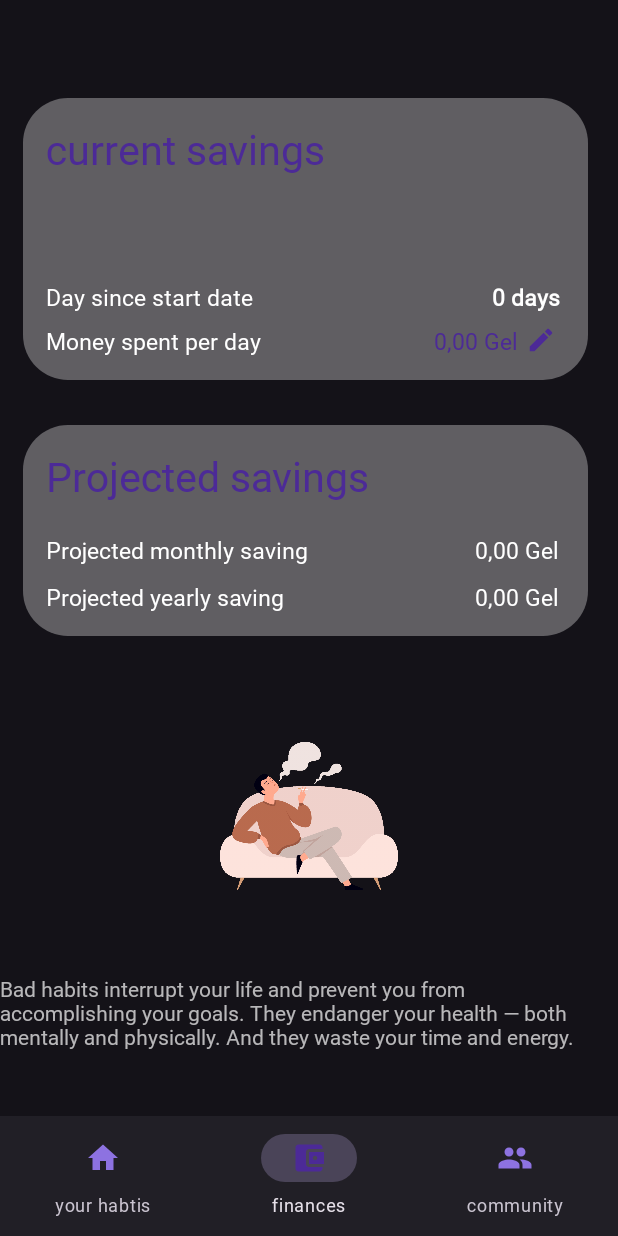
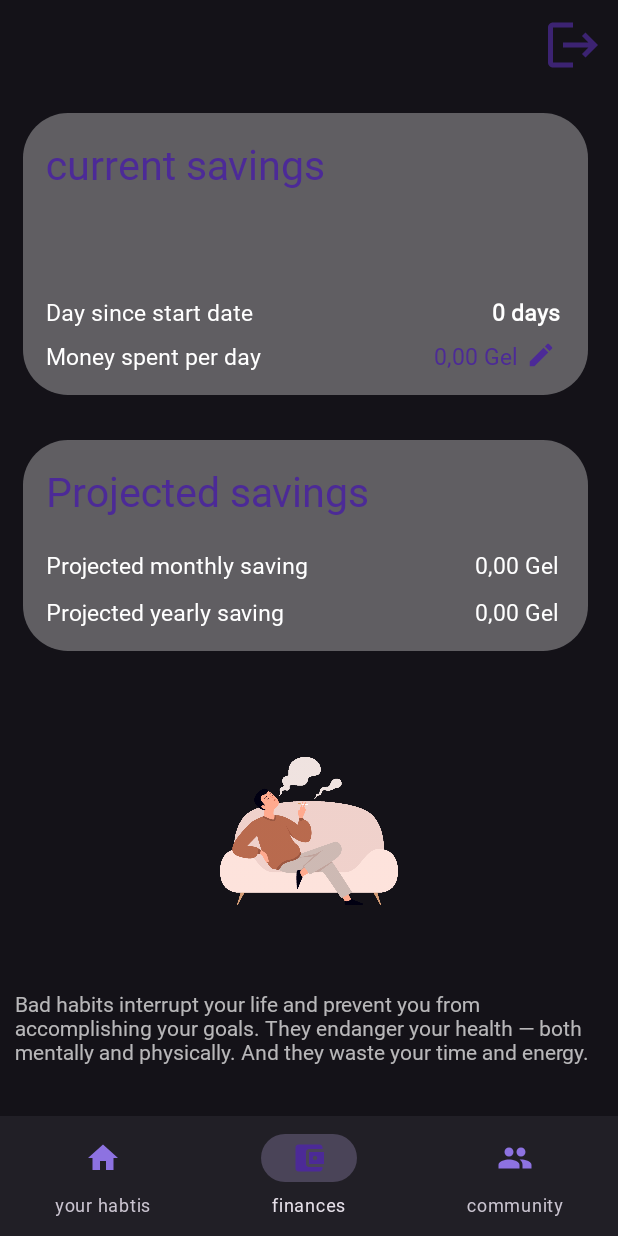
Before and after one commit to SabaGuledani/pinaluri, an Android app: the screen it shows after launch once a user with an empty profile is signed in (MainActivity), item 2 of the bottom bar chosen, on a phone screen of 412 x 824 dp. Run offline under Robolectric (Android 15) with nearby library versions, the phone set to English and light mode, and no system bars; our stand-ins replace Firebase (no records; nobody signed in at launch, a user with empty details on screens opened directly); libraries missing offline, so code that uses them is left out: it.xabaras.android.

Commit message:
dialogebi da logout

```diff
--- a/app/src/main/java/com/saba/spark/ShareRecyclerViewAdapter.kt
+++ b/app/src/main/java/com/saba/spark/ShareRecyclerViewAdapter.kt
@@ -41,7 +41,6 @@ class ShareRecyclerViewAdapter(val context: Context, val sharedAchievement:Array
             holder.achievedGoal.visibility = View.GONE
         }
 
-
         Glide.with(context)
             .load(sharedItem.profileImg)
             .fitCenter()
--- /dev/null
+++ b/app/src/main/res/drawable/baseline_logout_24.xml
@@ -0,0 +1,5 @@
+<vector android:autoMirrored="true" android:height="24dp"
+    android:tint="#B44C2A97" android:viewportHeight="24"
+    android:viewportWidth="24" android:width="24dp" xmlns:android="http://schemas.android.com/apk/res/android">
+    <path android:fillColor="@android:color/white" android:pathData="M17,7l-1.41,1.41L18.17,11H8v2h10.17l-2.58,2.58L17,17l5,-5zM4,5h8V3H4c-1.1,0 -2,0.9 -2,2v14c0,1.1 0.9,2 2,2h8v-2H4V5z"/>
+</vector>
--- a/app/src/main/res/layout/fragment_good_habits.xml
+++ b/app/src/main/res/layout/fragment_good_habits.xml
@@ -7,12 +7,20 @@
     android:orientation="vertical"
     tools:context=".GoodHabits">
 
+    <ImageView
+        android:id="@+id/logout"
+        android:layout_width="40dp"
+        android:layout_height="40dp"
+        android:src="@drawable/baseline_logout_24"
+        android:layout_gravity="end"
+        android:layout_margin="10dp"/>
+
 
     <TableLayout
         android:layout_width="match_parent"
         android:layout_height="wrap_content"
         android:layout_marginLeft="15dp"
-        android:layout_marginTop="65dp"
+        android:layout_marginTop="15dp"
         android:layout_marginRight="20dp"
         android:background="@drawable/fragment_2_background"
         android:padding="15dp">
@@ -203,7 +211,7 @@
         android:layout_width="match_parent"
         android:layout_height="wrap_content"
         android:layout_marginEnd="10dp"
-
+        android:layout_marginStart="10dp"
         android:layout_marginTop="5dp"
         android:textColor="#B2FFFFFF"
         android:text="Bad habits interrupt your life and prevent you from accomplishing your goals. They endanger your health — both mentally and physically. And they waste your time and energy." />
```
Also changed, not shown: app/src/main/java/com/saba/spark/GoodHabits.kt (+40 -22 lines), app/src/main/java/com/saba/spark/UglyHabit.kt (+5 -2 lines), app/src/main/java/com/saba/spark/badHabits.kt (+22 -15 lines), app/src/main/res/layout/fragment_bad_habits.xml (+4 -3 lines).
